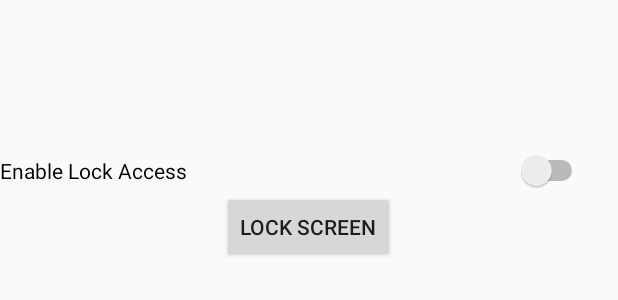
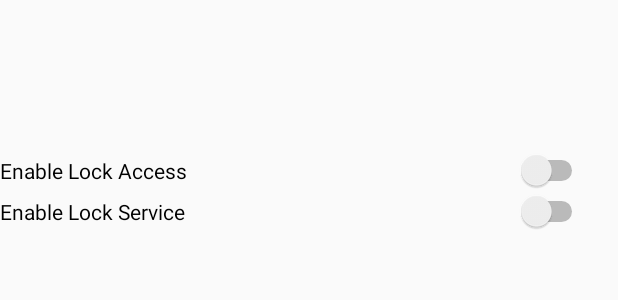
Before and after one commit to MahdiHma/HW2_mas, an Android app: the layout activity_main.xml on its own in the app's theme, with its tools: preview values and no code run, on a phone screen of 412 x 824 dp. Shown: the top 300 px of the screen. Run offline under Robolectric (Android 15) with nearby library versions, the phone set to English and light mode, and no system bars.

Commit message:
changes to ui

```diff
--- a/app/src/main/res/layout/activity_main.xml
+++ b/app/src/main/res/layout/activity_main.xml
@@ -18,20 +18,19 @@
         app:layout_constraintTop_toTopOf="parent">
 
         <Switch
-            android:id="@+id/sw_enable_lock"
+            android:id="@+id/sw_enable_lock_access"
             android:layout_width="match_parent"
             android:layout_marginRight="20dp"
             android:layout_height="wrap_content"
             android:layout_weight="1"
             android:text="Enable Lock Access" />
-
-        <Button
-            android:id="@+id/btn_lock"
-            android:layout_width="wrap_content"
+        <Switch
+            android:id="@+id/sw_enable_lock_service"
+            android:layout_width="match_parent"
+            android:layout_marginRight="20dp"
             android:layout_height="wrap_content"
-            android:layout_gravity="center"
-            android:text="Lock Screen"
-            android:onClick="lockPhone"/>
+            android:layout_weight="1"
+            android:text="Enable Lock Service" />
 
 
     </LinearLayout>
```
Also changed, not shown: app/src/main/java/com/example/hw2_mas/MainActivity.java (+30 -25 lines).
